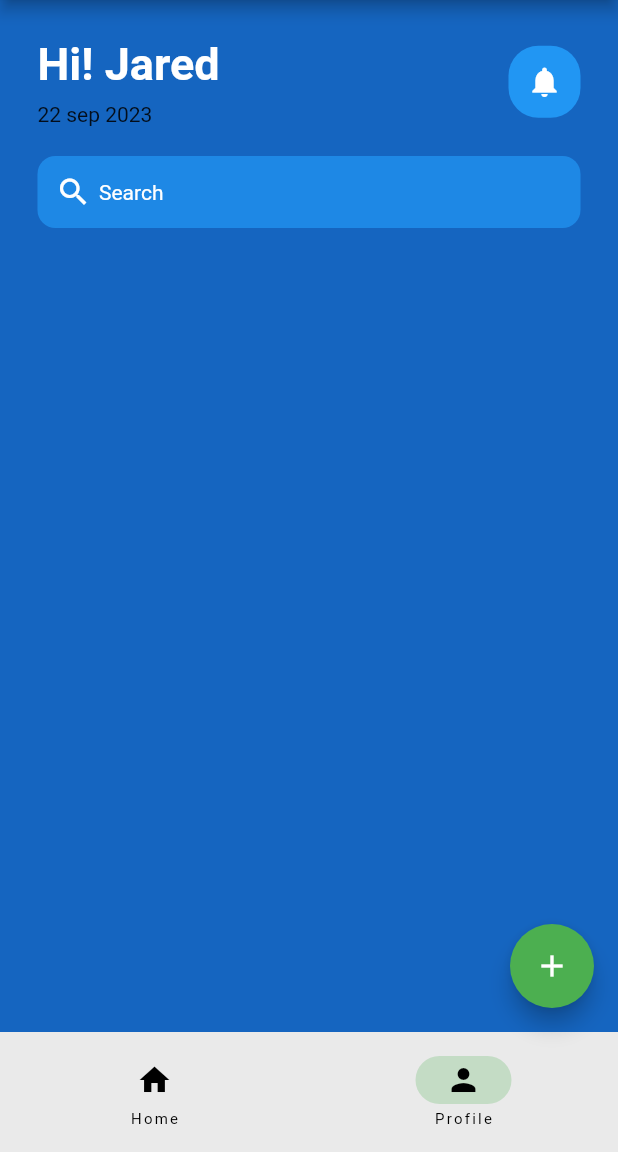
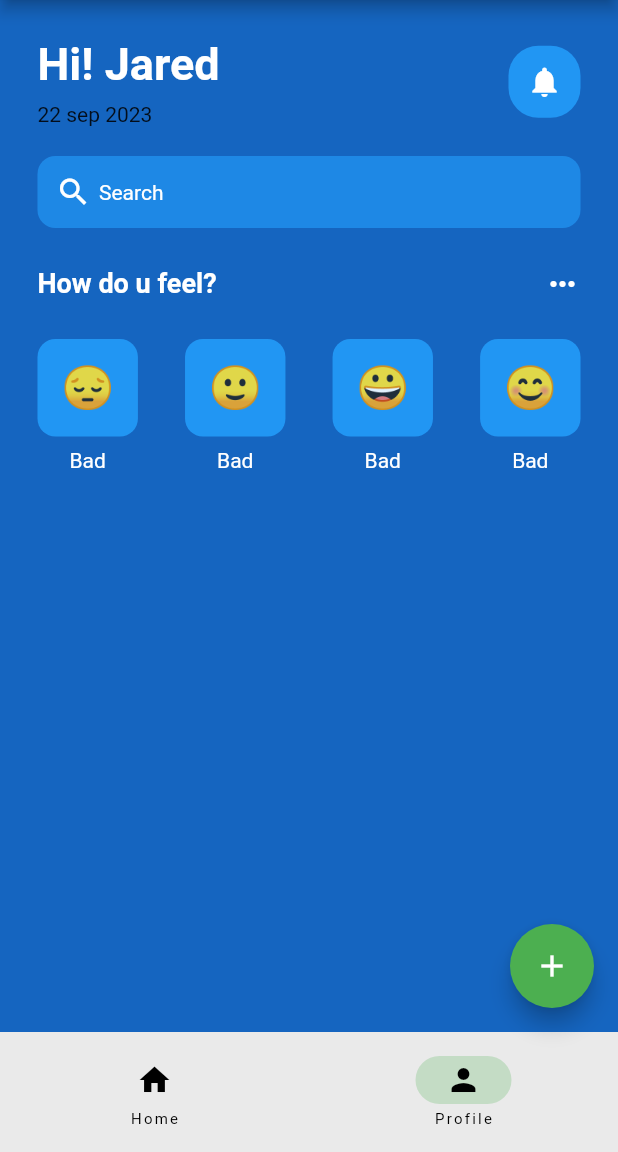
Before and after one commit to AAYUSH-droid/Flutter-guide, a Flutter app: the screen it shows after launch, item 2 of the bottom bar chosen, on a phone screen of 412 x 824 dp, the part 84-1236 px from its top. Run offline on Flutter 3.47's test engine with Material 2 defaults, Android fonts, the phone set to English and light mode, and no system bars.

Commit message:
Profile UI

```diff
--- /dev/null
+++ b/lib/emoticon_faces.dart
@@ -0,0 +1,29 @@
+import 'package:flutter/material.dart';
+
+class EmoticonFace extends StatelessWidget {
+  final String emoticonFace;
+  const EmoticonFace({
+    Key? key,
+    required this.emoticonFace,
+  }) : super(key: key);
+
+  @override
+  Widget build(BuildContext context) {
+    return Container(
+      decoration: BoxDecoration(
+        color: Colors.blue,
+        borderRadius: BorderRadius.circular(12),
+      ),
+      // ignore: prefer_const_constructors
+      padding: EdgeInsets.all(16),
+      // ignore: prefer_const_constructors
+      child: Text(
+        emoticonFace,
+        // ignore: prefer_const_constructors
+        style: TextStyle(
+          fontSize: 28,
+        ),
+      ),
+    );
+  }
+}
--- a/lib/profile_page.dart
+++ b/lib/profile_page.dart
@@ -1,4 +1,5 @@
 import 'package:flutter/material.dart';
+import 'package:myapp/emoticon_faces.dart';
 
 class ProfilePage extends StatefulWidget {
   const ProfilePage({super.key});
@@ -80,6 +81,105 @@ class _ProfilePageState extends State<ProfilePage> {
                   ),
                 ],
               ),
+            ),
+            // ignore: prefer_const_constructors
+            SizedBox(
+              height: 25,
+            ),
+            //how do u feel
+            const Row(
+              mainAxisAlignment: MainAxisAlignment.spaceBetween,
+              children: [
+                Text(
+                  'How do u feel?',
+                  style: TextStyle(
+                    color: Colors.white,
+                    fontSize: 18,
+                    fontWeight: FontWeight.bold,
+                  ),
+                ),
+                Icon(
+                  Icons.more_horiz,
+                  color: Colors.white,
+                )
+              ],
+            ),
+            //emoticon faces
+            // ignore: prefer_const_constructors
+            SizedBox(
+              height: 25,
+            ),
+
+            const Row(
+              mainAxisAlignment: MainAxisAlignment.spaceBetween,
+              children: [
+                //bad
+                Column(
+                  children: [
+                    EmoticonFace(
+                      emoticonFace: '😔',
+                    ),
+                    SizedBox(
+                      height: 8,
+                    ),
+                    Text(
+                      'Bad',
+                      style: TextStyle(
+                        color: Colors.white,
+                      ),
+                    )
+                  ],
+                ),
+                Column(
+                  children: [
+                    EmoticonFace(
+                      emoticonFace: '🙂',
+                    ),
+                    SizedBox(
+                      height: 8,
+                    ),
+                    Text(
+                      'Bad',
+                      style: TextStyle(
+                        color: Colors.white,
+                      ),
+                    )
+                  ],
+                ),
+                Column(
+                  children: [
+                    EmoticonFace(
+                      emoticonFace: '😀',
+                    ),
+                    SizedBox(
+                      height: 8,
+                    ),
+                    Text(
+                      'Bad',
+                      style: TextStyle(
+                        color: Colors.white,
+                      ),
+                    )
+                  ],
+                ),
+
+                Column(
+                  children: [
+                    EmoticonFace(
+                      emoticonFace: '😊',
+                    ),
+                    SizedBox(
+                      height: 8,
+                    ),
+                    Text(
+                      'Bad',
+                      style: TextStyle(
+                        color: Colors.white,
+                      ),
+                    )
+                  ],
+                ),
+              ],
             )
           ]),
         ),
```
